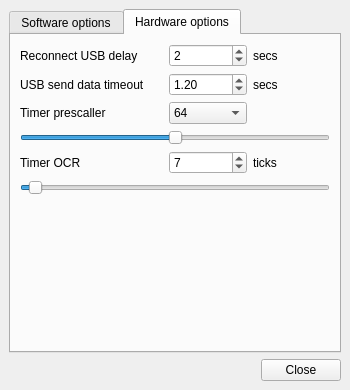
The window that AmbilightUSB_PC/src/mainwindow.ui (Atarity/Lightpack) describes before a commit, drawn with Qt 5.
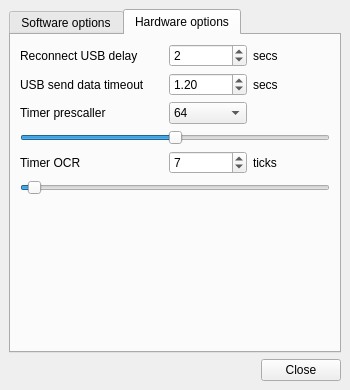
The same window after the commit. The open tabs and pages were chosen to show the change. Icons and pictures are not drawn.

Diff of the .ui file:
```diff
--- a/AmbilightUSB_PC/src/mainwindow.ui
+++ b/AmbilightUSB_PC/src/mainwindow.ui
@@ -397,7 +397,7 @@
           <item row="5" column="0" colspan="3">
            <widget class="QSlider" name="horizontalSlider_HW_OCR">
             <property name="minimum">
-             <number>0</number>
+             <number>1</number>
             </property>
             <property name="maximum">
              <number>255</number>
```
Left out of the diff: 70 changed lines with no effect on the pictures.
